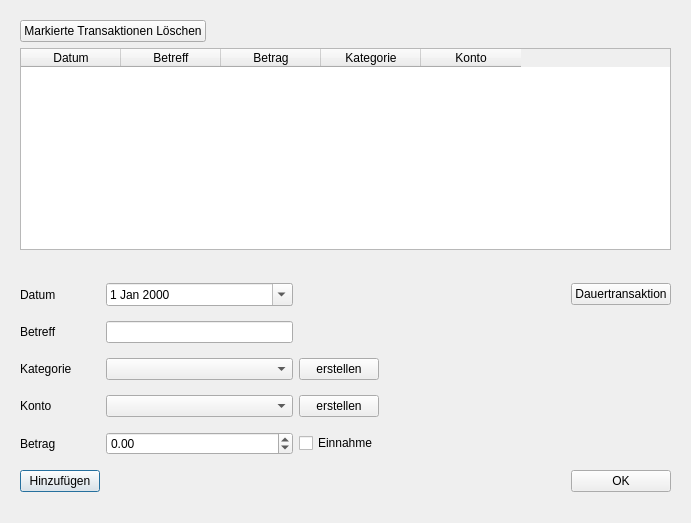
The window that View/src/main/resources/design/ui/transactiondialog.ui (marcuskraft/DimeDiaryJavaFx) describes before a commit, drawn with Qt 5.
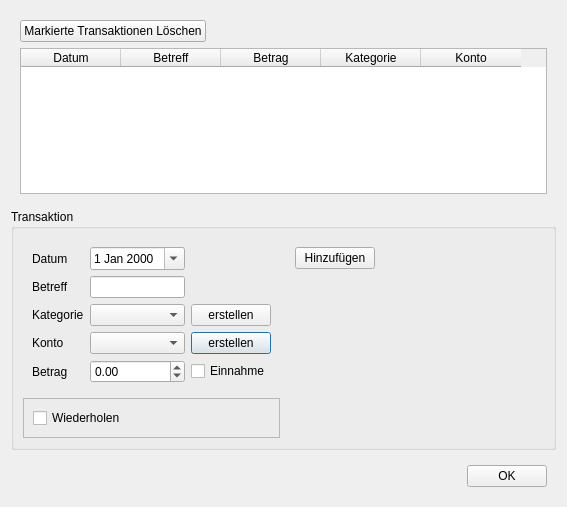
The same window after the commit.

Commit message: start designing continuous transactions; not ready

What changed in the file:
```diff
--- a/View/src/main/resources/design/ui/transactiondialog.ui
+++ b/View/src/main/resources/design/ui/transactiondialog.ui
@@ -6,28 +6,45 @@
    <rect>
     <x>0</x>
     <y>0</y>
-    <width>691</width>
-    <height>523</height>
+    <width>567</width>
+    <height>507</height>
    </rect>
   </property>
   <property name="windowTitle">
    <string>Transaktion erstellen</string>
   </property>
-  <layout class="QGridLayout" name="gridLayout">
+  <layout class="QGridLayout" name="gridLayout_8">
+   <item row="0" column="0">
+    <layout class="QGridLayout" name="gridLayoutMain">
    <item row="1" column="0">
-    <widget class="QWidget" name="widget" native="true">
+      <widget class="QGroupBox" name="groupBoxTransaction">
+       <property name="title">
+        <string>Transaktion</string>
+       </property>
+       <layout class="QGridLayout" name="gridLayout_5">
+        <item row="0" column="0">
+         <widget class="QWidget" name="widgetTransactionData" native="true">
+          <layout class="QGridLayout" name="gridLayout_7">
+           <item row="0" column="0">
      <layout class="QGridLayout" name="gridLayout_2">
-      <item row="5" column="0">
-       <widget class="QPushButton" name="pushButtonAdd">
+             <item row="4" column="0">
+              <widget class="QLabel" name="label_5">
         <property name="text">
-         <string>Hinzufügen</string>
+                <string>Betrag</string>
         </property>
        </widget>
       </item>
-      <item row="1" column="0">
-       <widget class="QLabel" name="label_2">
+             <item row="3" column="0">
+              <widget class="QLabel" name="label_4">
         <property name="text">
-         <string>Betreff</string>
+                <string>Konto</string>
+               </property>
+              </widget>
+             </item>
+             <item row="3" column="2">
+              <widget class="QPushButton" name="pushButtonAddAccount">
+               <property name="text">
+                <string>erstellen</string>
         </property>
        </widget>
       </item>
@@ -45,43 +62,6 @@
         </property>
        </widget>
       </item>
-      <item row="2" column="1">
-       <widget class="QComboBox" name="comboBoxCategory"/>
-      </item>
-      <item row="0" column="0">
-       <widget class="QLabel" name="label">
-        <property name="text">
-         <string>Datum</string>
-        </property>
-       </widget>
-      </item>
-      <item row="3" column="0">
-       <widget class="QLabel" name="label_4">
-        <property name="text">
-         <string>Konto</string>
-        </property>
-       </widget>
-      </item>
-      <item row="3" column="1">
-       <widget class="QComboBox" name="comboBoxAccount"/>
-      </item>
-      <item row="1" column="1">
-       <widget class="QLineEdit" name="subjectEdit"/>
-      </item>
-      <item row="5" column="5">
-       <widget class="QPushButton" name="pushButtonOK">
-        <property name="text">
-         <string>OK</string>
-        </property>
-       </widget>
-      </item>
-      <item row="2" column="2">
-       <widget class="QPushButton" name="pushButtonAddCategory">
-        <property name="text">
-         <string>erstellen</string>
-        </property>
-       </widget>
-      </item>
       <item row="4" column="1">
        <widget class="QDoubleSpinBox" name="doubleSpinBoxAmount">
         <property name="minimum">
@@ -92,20 +72,26 @@
         </property>
        </widget>
       </item>
-      <item row="3" column="2">
-       <widget class="QPushButton" name="pushButtonAddAccount">
+             <item row="1" column="0">
+              <widget class="QLabel" name="label_2">
         <property name="text">
-         <string>erstellen</string>
+                <string>Betreff</string>
         </property>
        </widget>
       </item>
-      <item row="4" column="0">
-       <widget class="QLabel" name="label_5">
+             <item row="3" column="1">
+              <widget class="QComboBox" name="comboBoxAccount"/>
+             </item>
+             <item row="0" column="0">
+              <widget class="QLabel" name="label">
         <property name="text">
-         <string>Betrag</string>
+                <string>Datum</string>
         </property>
        </widget>
       </item>
+             <item row="1" column="1">
+              <widget class="QLineEdit" name="subjectEdit"/>
+             </item>
       <item row="4" column="2">
        <widget class="QCheckBox" name="checkBoxIncome">
         <property name="text">
@@ -113,8 +99,71 @@
         </property>
        </widget>
       </item>
-      <item row="5" column="4">
-       <spacer name="horizontalSpacer">
+             <item row="2" column="1">
+              <widget class="QComboBox" name="comboBoxCategory"/>
+             </item>
+             <item row="2" column="2">
+              <widget class="QPushButton" name="pushButtonAddCategory">
+               <property name="text">
+                <string>erstellen</string>
+               </property>
+              </widget>
+             </item>
+            </layout>
+           </item>
+          </layout>
+         </widget>
+        </item>
+        <item row="0" column="1">
+         <widget class="QWidget" name="widgetAddButton" native="true">
+          <layout class="QGridLayout" name="gridLayout_4">
+           <item row="0" column="0">
+            <widget class="QPushButton" name="pushButtonAdd">
+             <property name="text">
+              <string>Hinzufügen</string>
+             </property>
+            </widget>
+           </item>
+           <item row="0" column="1">
+            <spacer name="horizontalSpacer_2">
+             <property name="orientation">
+              <enum>Qt::Horizontal</enum>
+             </property>
+             <property name="sizeHint" stdset="0">
+              <size>
+               <width>349</width>
+               <height>20</height>
+              </size>
+             </property>
+            </spacer>
+           </item>
+           <item row="1" column="0">
+            <spacer name="verticalSpacer_2">
+             <property name="orientation">
+              <enum>Qt::Vertical</enum>
+             </property>
+             <property name="sizeHint" stdset="0">
+              <size>
+               <width>20</width>
+               <height>40</height>
+              </size>
+             </property>
+            </spacer>
+           </item>
+          </layout>
+         </widget>
+        </item>
+        <item row="1" column="0">
+         <widget class="QFrame" name="frameIterateButton">
+          <property name="frameShape">
+           <enum>QFrame::StyledPanel</enum>
+          </property>
+          <property name="frameShadow">
+           <enum>QFrame::Raised</enum>
+          </property>
+          <layout class="QGridLayout" name="gridLayout_6">
+           <item row="0" column="1">
+            <spacer name="horizontalSpacer_4">
         <property name="orientation">
          <enum>Qt::Horizontal</enum>
         </property>
@@ -126,19 +175,42 @@
         </property>
        </spacer>
       </item>
-      <item row="0" column="5">
-       <widget class="QPushButton" name="pushButtonContinuousTransaction">
+           <item row="0" column="0">
+            <widget class="QCheckBox" name="checkBoxIterate">
         <property name="text">
-         <string>Dauertransaktion</string>
+              <string>Wiederholen</string>
         </property>
        </widget>
       </item>
      </layout>
     </widget>
    </item>
+       </layout>
+      </widget>
+     </item>
    <item row="0" column="0">
-    <widget class="QWidget" name="widget_2" native="true">
+      <widget class="QWidget" name="widgetOverview" native="true">
      <layout class="QGridLayout" name="gridLayout_3">
+        <item row="0" column="0">
+         <widget class="QPushButton" name="pushButtonDelete">
+          <property name="text">
+           <string>Markierte Transaktionen Löschen</string>
+          </property>
+         </widget>
+        </item>
+        <item row="0" column="1">
+         <spacer name="horizontalSpacer_3">
+          <property name="orientation">
+           <enum>Qt::Horizontal</enum>
+          </property>
+          <property name="sizeHint" stdset="0">
+           <size>
+            <width>40</width>
+            <height>20</height>
+           </size>
+          </property>
+         </spacer>
+        </item>
       <item row="1" column="0" rowspan="2" colspan="2">
        <widget class="QTableWidget" name="tableTransactions">
         <property name="selectionBehavior">
@@ -171,15 +243,16 @@
         </column>
        </widget>
       </item>
+       </layout>
+      </widget>
+     </item>
+    </layout>
+   </item>
+   <item row="1" column="0">
+    <widget class="QWidget" name="widget_4" native="true">
+     <layout class="QGridLayout" name="gridLayout">
       <item row="0" column="0">
-       <widget class="QPushButton" name="pushButtonDelete">
-        <property name="text">
-         <string>Markierte Transaktionen Löschen</string>
-        </property>
-       </widget>
-      </item>
-      <item row="0" column="1">
-       <spacer name="horizontalSpacer_3">
+       <spacer name="horizontalSpacer">
         <property name="orientation">
          <enum>Qt::Horizontal</enum>
         </property>
@@ -191,6 +264,13 @@
         </property>
        </spacer>
       </item>
+      <item row="0" column="1">
+       <widget class="QPushButton" name="pushButtonOK">
+        <property name="text">
+         <string>OK</string>
+        </property>
+       </widget>
+      </item>
      </layout>
     </widget>
    </item>
```
Lines whose indentation alone changed are shown as unchanged. The commit also changes 17 other files.
